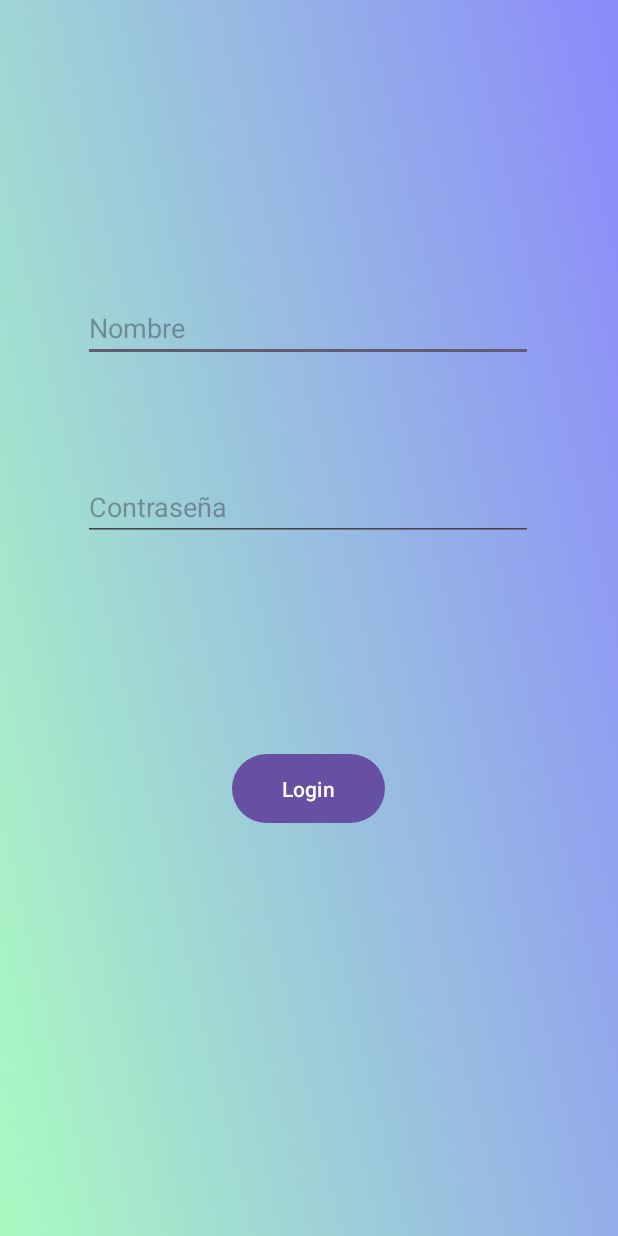
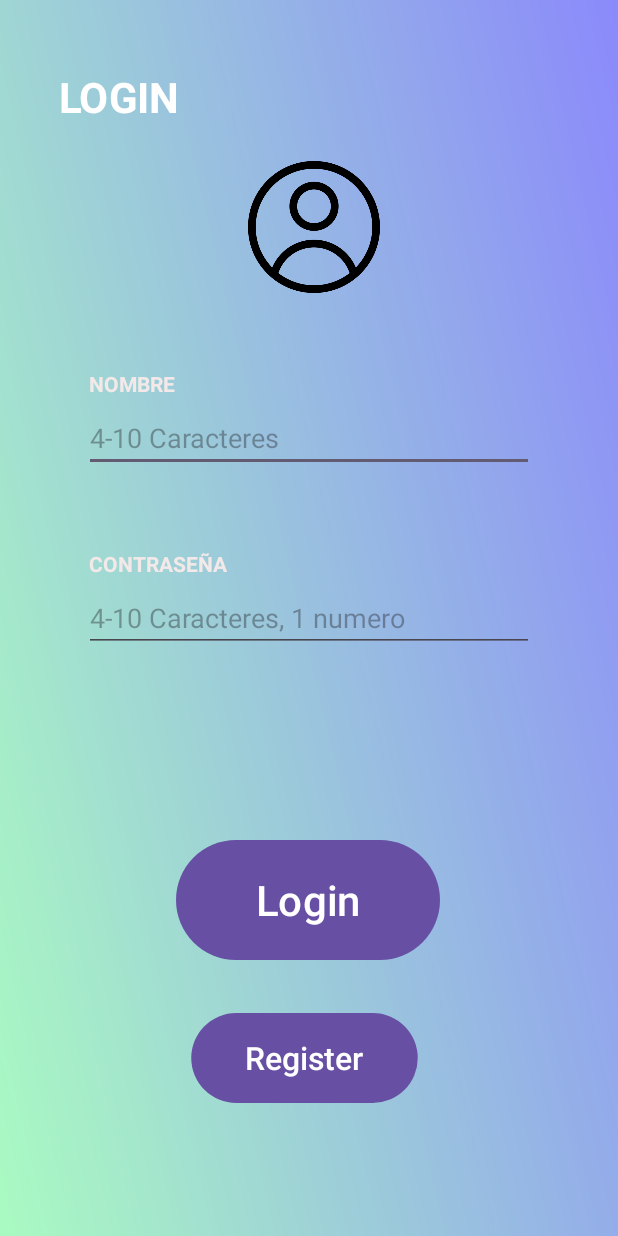
Before and after one commit to SergioLilo/practicaPigV2, an Android app: the Login screen opened directly, with no data from a screen before it, on a phone screen of 412 x 824 dp. Run offline under Robolectric (Android 15) with nearby library versions, the phone set to English and light mode, and no system bars.

Commit message:
Interfaz Login

```diff
--- a/app/src/main/java/com/example/practicapigv2/Registro_HUB/Login.kt
+++ b/app/src/main/java/com/example/practicapigv2/Registro_HUB/Login.kt
@@ -1,5 +1,6 @@
 package com.example.practicapigv2.Registro_HUB
 
+import android.content.Intent
 import android.os.Bundle
 import androidx.activity.enableEdgeToEdge
 import androidx.appcompat.app.AppCompatActivity
@@ -16,7 +17,12 @@ class Login : AppCompatActivity() {
         enableEdgeToEdge()
         binding = ActivityLoginBinding.inflate(layoutInflater)
         setContentView(binding.root)
+        var intent : Intent
 
+        binding.registerID.setOnClickListener({
+            intent= Intent(this@Login, RegistroLogin::class.java)
+            startActivity(intent)
+        })
 
     }
 }
--- a/app/src/main/java/com/example/practicapigv2/Registro_HUB/RegistroLogin.kt
+++ b/app/src/main/java/com/example/practicapigv2/Registro_HUB/RegistroLogin.kt
@@ -130,7 +130,7 @@ class RegistroLogin : AppCompatActivity() {
                 binding.nombreIncorrectoID.text = "El nombre debe tener entre 4 y 10 caracteres"
         }
                 if (!contrasenyaLength1) {
-//
+
                 binding.contrasenyaIncorrectoID.text =
                     "Contraseña entre 4 y 10 caracteres, debe contener un numero"
         }
--- a/app/src/main/res/layout/activity_login.xml
+++ b/app/src/main/res/layout/activity_login.xml
@@ -5,49 +5,156 @@
     android:id="@+id/main"
     android:layout_width="match_parent"
     android:layout_height="match_parent"
-    tools:context=".Registro_HUB.RegistroLogin"
-    android:background="@drawable/fondo">
+    android:background="@drawable/fondo"
+    tools:context=".Registro_HUB.RegistroLogin"><![CDATA[>
+
+
+
+
+
+
+
+
+
+
+
+    ]]>
+
+    <TextView
+        android:id="@+id/userExistenteID"
+        android:layout_width="wrap_content"
+        android:layout_height="wrap_content"
+        android:textColor="@android:color/holo_red_light"
+        app:layout_constraintBottom_toBottomOf="parent"
+        app:layout_constraintEnd_toEndOf="parent"
+        app:layout_constraintHorizontal_bias="0.189"
+        app:layout_constraintStart_toStartOf="parent"
+        app:layout_constraintTop_toTopOf="parent"
+        app:layout_constraintVertical_bias="0.405" />
+
+    <TextView
+        android:id="@+id/contrasenyaIncorrectoID"
+        android:layout_width="wrap_content"
+        android:layout_height="wrap_content"
+        android:scaleX="0.8"
+        android:scaleY="0.8"
+        android:textColor="@android:color/holo_red_light"
+        app:layout_constraintBottom_toBottomOf="parent"
+        app:layout_constraintEnd_toEndOf="parent"
+        app:layout_constraintHorizontal_bias="0.189"
+        app:layout_constraintStart_toStartOf="parent"
+        app:layout_constraintTop_toTopOf="parent"
+        app:layout_constraintVertical_bias="0.557" />
+
+    <Button
+        android:id="@+id/registerID"
+        android:layout_width="wrap_content"
+        android:layout_height="wrap_content"
+        android:scaleX="1.5"
+        android:scaleY="1.5"
+        android:text="Register"
+        app:layout_constraintBottom_toBottomOf="parent"
+        app:layout_constraintEnd_toEndOf="parent"
+        app:layout_constraintHorizontal_bias="0.49"
+        app:layout_constraintStart_toStartOf="parent"
+        app:layout_constraintTop_toTopOf="parent"
+        app:layout_constraintVertical_bias="0.878" />
+
+    <TextView
+        android:id="@+id/textView6"
+        android:layout_width="wrap_content"
+        android:layout_height="wrap_content"
+        android:layout_marginBottom="4dp"
+        android:text="CONTRASEÑA"
+        android:textColor="#F4E9E9"
+        android:textStyle="bold"
+        app:layout_constraintBottom_toTopOf="@+id/contrasenyaID"
+        app:layout_constraintEnd_toEndOf="parent"
+        app:layout_constraintHorizontal_bias="0.185"
+        app:layout_constraintStart_toStartOf="parent" />
+
+    <TextView
+        android:id="@+id/textView5"
+        android:layout_width="wrap_content"
+        android:layout_height="wrap_content"
+        android:layout_marginBottom="4dp"
+        android:text="NOMBRE"
+        android:textColor="#F4E9E9"
+        android:textStyle="bold"
+        app:layout_constraintBottom_toTopOf="@+id/nombreID"
+        app:layout_constraintEnd_toEndOf="parent"
+        app:layout_constraintHorizontal_bias="0.167"
+        app:layout_constraintStart_toStartOf="parent" />
+
+    <ImageView
+        android:id="@+id/imageView"
+        android:layout_width="108dp"
+        android:layout_height="88dp"
+        android:scaleX="1"
+        android:scaleY="1"
+        app:layout_constraintBottom_toBottomOf="parent"
+        app:layout_constraintEnd_toEndOf="parent"
+        app:layout_constraintHorizontal_bias="0.511"
+        app:layout_constraintStart_toStartOf="parent"
+        app:layout_constraintTop_toTopOf="parent"
+        app:layout_constraintVertical_bias="0.146"
+        app:srcCompat="@drawable/usuario" />
 
     <Button
         android:id="@+id/loginId"
-        android:layout_width="102dp"
-        android:layout_height="54dp"
+        android:layout_width="wrap_content"
+        android:layout_height="wrap_content"
+        android:scaleX="2"
+        android:scaleY="2"
         android:text="Login"
         app:layout_constraintBottom_toBottomOf="parent"
         app:layout_constraintEnd_toEndOf="parent"
         app:layout_constraintHorizontal_bias="0.498"
         app:layout_constraintStart_toStartOf="parent"
         app:layout_constraintTop_toTopOf="parent"
-        app:layout_constraintVertical_bias="0.648" />
+        app:layout_constraintVertical_bias="0.742" />
 
     <EditText
         android:id="@+id/nombreID"
         android:layout_width="wrap_content"
         android:layout_height="wrap_content"
         android:ems="10"
-        android:hint="Nombre"
+        android:hint="4-10 Caracteres"
         android:inputType="text"
         android:lineSpacingMultiplier="1.4"
         app:layout_constraintBottom_toBottomOf="parent"
         app:layout_constraintEnd_toEndOf="parent"
-        app:layout_constraintHorizontal_bias="0.497"
         app:layout_constraintStart_toStartOf="parent"
         app:layout_constraintTop_toTopOf="parent"
-        app:layout_constraintVertical_bias="0.252" />
+        app:layout_constraintVertical_bias="0.346" />
 
     <EditText
         android:id="@+id/contrasenyaID"
         android:layout_width="wrap_content"
         android:layout_height="wrap_content"
         android:ems="10"
-        android:hint="Contraseña"
+        android:hint="4-10 Caracteres, 1 numero"
         android:inputType="textPassword"
         android:lineSpacingMultiplier="1.4"
         app:layout_constraintBottom_toBottomOf="parent"
         app:layout_constraintEnd_toEndOf="parent"
-        app:layout_constraintHorizontal_bias="0.497"
+        app:layout_constraintStart_toStartOf="parent"
+        app:layout_constraintTop_toTopOf="parent" />
+
+    <TextView
+        android:id="@+id/textView3"
+        android:layout_width="wrap_content"
+        android:layout_height="wrap_content"
+        android:scaleX="2"
+        android:scaleY="2"
+        android:text="LOGIN"
+        android:textColor="@color/white"
+        android:textStyle="bold"
+        app:layout_constraintBottom_toBottomOf="parent"
+        app:layout_constraintEnd_toEndOf="parent"
+        app:layout_constraintHorizontal_bias="0.159"
         app:layout_constraintStart_toStartOf="parent"
         app:layout_constraintTop_toTopOf="parent"
-        app:layout_constraintVertical_bias="0.405" />
+        app:layout_constraintVertical_bias="0.067" />
 
 </androidx.constraintlayout.widget.ConstraintLayout>
```
